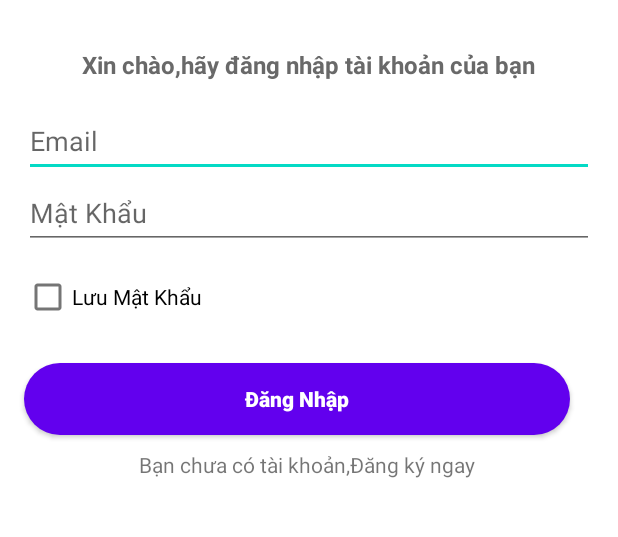
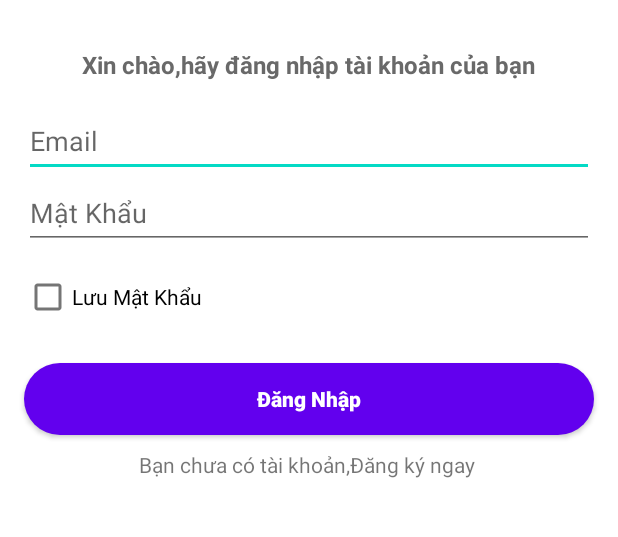
Before and after one commit to hiepb5222/Project_N23, an Android app: the screen it shows after launch (LoginActivity), on a phone screen of 412 x 824 dp, the part 360-897 px from its top. Run offline under Robolectric (Android 15) with nearby library versions, the phone set to English and light mode, and no system bars.

Commit message:
ranni push

```diff
--- a/app/src/main/res/layout/activity_login.xml
+++ b/app/src/main/res/layout/activity_login.xml
@@ -83,12 +83,13 @@
             <Button
                 android:id="@+id/buttonLogin"
                 style="@style/Button1"
-                android:layout_width="364dp"
+
+                android:layout_width="match_parent"
                 android:layout_height="wrap_content"
                 android:layout_marginLeft="16dp"
                 android:layout_marginTop="20dp"
                 android:layout_marginRight="16dp"
-                android:ems="17"
+                android:ems="22"
                 android:gravity="center"
                 android:text="Đăng Nhập" />
 
--- a/app/src/main/res/layout/activity_sigh_in.xml
+++ b/app/src/main/res/layout/activity_sigh_in.xml
@@ -117,10 +117,11 @@
                 app:layout_constraintStart_toStartOf="parent"
                 app:layout_constraintTop_toTopOf="parent"
                 app:layout_constraintVertical_bias="0.344" />
+
             <Button
                 android:id="@+id/buttonSignup"
                 style="@style/Button1"
-                android:layout_width="384dp"
+                android:layout_width="match_parent"
                 android:layout_height="wrap_content"
                 android:layout_marginLeft="16dp"
                 android:layout_marginTop="20dp"
```
